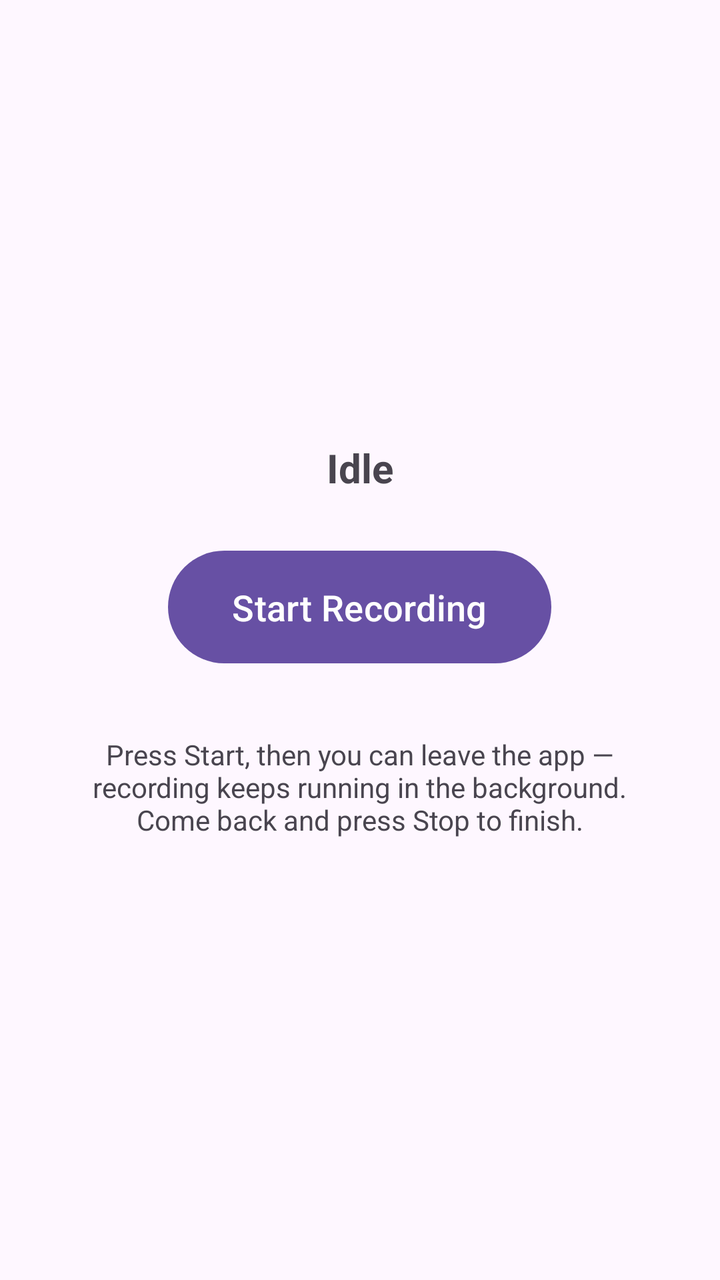
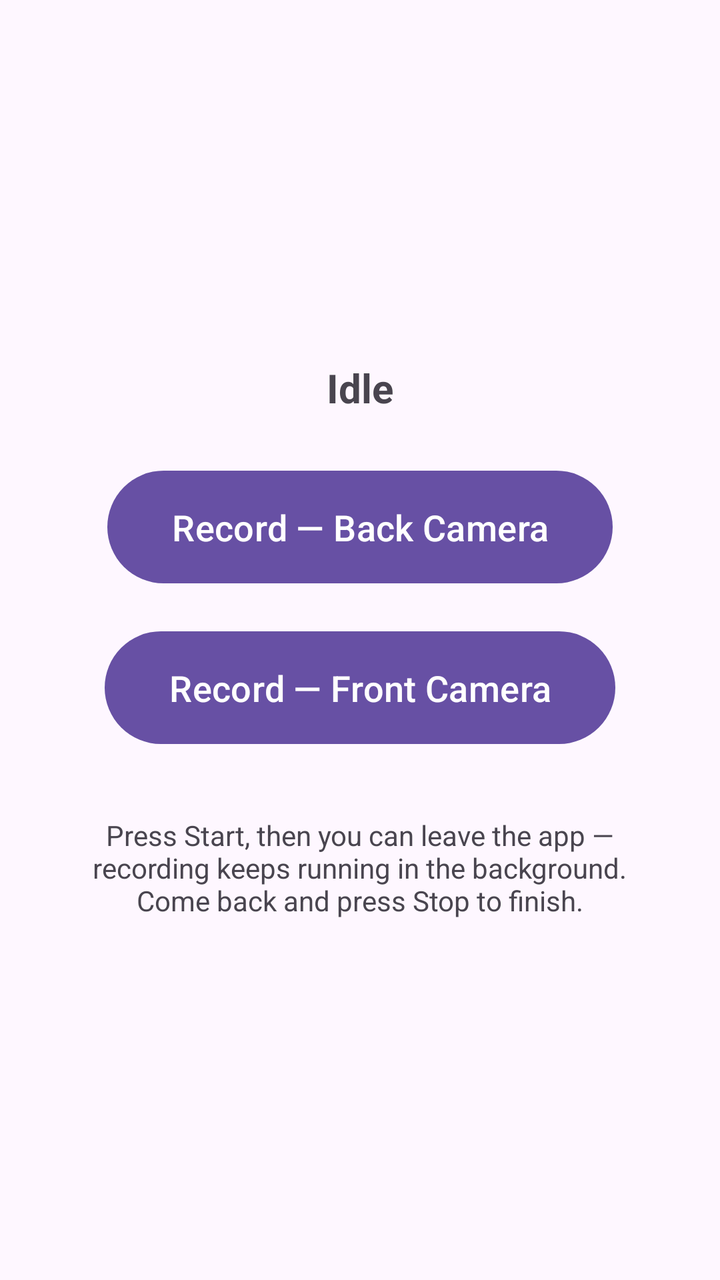

The first picture is an Android layout as it rendered before a commit; the second is the same layout after the commit. The layout source and the unified diff follow.
<!-- AndroidManifest.xml: application theme Theme.SpyCan -->
<!-- res/layout/activity_main.xml -->
<?xml version="1.0" encoding="utf-8"?>
<LinearLayout xmlns:android="http://schemas.android.com/apk/res/android"
    android:layout_width="match_parent"
    android:layout_height="match_parent"
    android:orientation="vertical"
    android:gravity="center"
    android:padding="24dp">

    <TextView
        android:id="@+id/statusText"
        android:layout_width="wrap_content"
        android:layout_height="wrap_content"
        android:text="@string/status_idle"
        android:textSize="20sp"
        android:textStyle="bold" />

    <com.google.android.material.button.MaterialButton
        android:id="@+id/recordButton"
        android:layout_width="wrap_content"
        android:layout_height="wrap_content"
        android:layout_marginTop="24dp"
        android:paddingHorizontal="32dp"
        android:paddingVertical="16dp"
        android:text="@string/start_recording"
        android:textSize="18sp" />

    <TextView
        android:id="@+id/hintText"
        android:layout_width="wrap_content"
        android:layout_height="wrap_content"
        android:layout_marginTop="32dp"
        android:gravity="center"
        android:text="@string/hint"
        android:textSize="14sp" />

</LinearLayout>
<!-- resources referenced by this layout -->
<resources>
  <string name="hint">Press Start, then you can leave the app —\nrecording keeps running in the background.\nCome back and press Stop to finish.</string>
  <string name="start_recording">Start Recording</string>
  <string name="status_idle">Idle</string>
  <style name="Theme.SpyCan" parent="Theme.Material3.DayNight.NoActionBar" />
</resources>

<!-- the commit's change to res/layout/activity_main.xml (unified diff, before → after) -->
@@ -15,13 +15,23 @@
         android:textStyle="bold" />
 
     <com.google.android.material.button.MaterialButton
-        android:id="@+id/recordButton"
+        android:id="@+id/backButton"
         android:layout_width="wrap_content"
         android:layout_height="wrap_content"
         android:layout_marginTop="24dp"
         android:paddingHorizontal="32dp"
         android:paddingVertical="16dp"
-        android:text="@string/start_recording"
+        android:text="@string/record_back"
+        android:textSize="18sp" />
+
+    <com.google.android.material.button.MaterialButton
+        android:id="@+id/frontButton"
+        android:layout_width="wrap_content"
+        android:layout_height="wrap_content"
+        android:layout_marginTop="16dp"
+        android:paddingHorizontal="32dp"
+        android:paddingVertical="16dp"
+        android:text="@string/record_front"
         android:textSize="18sp" />
 
     <TextView
<!-- resource entries referenced after the edit -->
@@ -1,7 +1,8 @@
 <!-- resources referenced by this layout -->
 <resources>
   <string name="hint">Press Start, then you can leave the app —\nrecording keeps running in the background.\nCome back and press Stop to finish.</string>
-  <string name="start_recording">Start Recording</string>
+  <string name="record_back">Record — Back Camera</string>
+  <string name="record_front">Record — Front Camera</string>
   <string name="status_idle">Idle</string>
   <style name="Theme.SpyCan" parent="Theme.Material3.DayNight.NoActionBar" />
 </resources>
